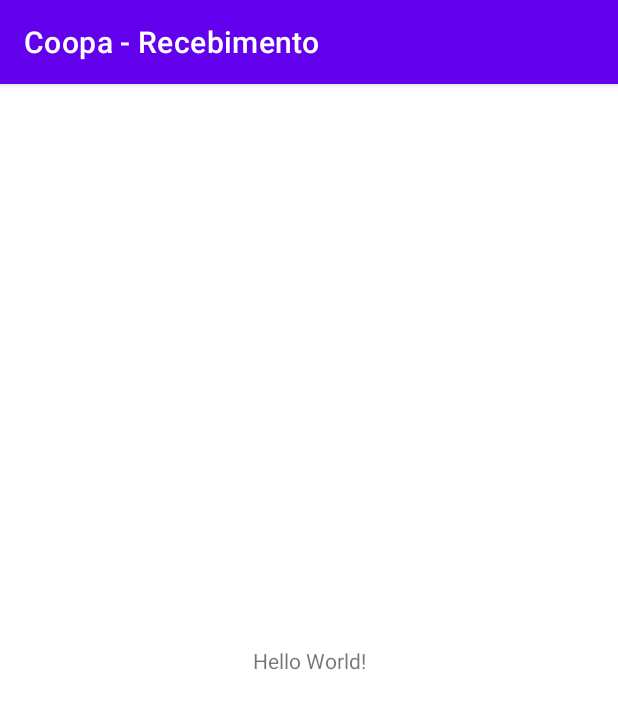
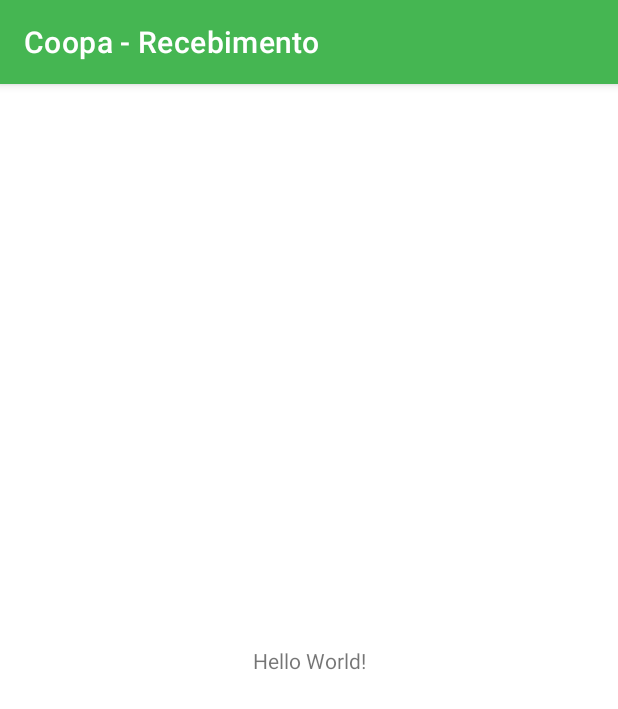
Before and after one commit to JheffersonWellys/App-Mobile-Coopa-Recebimento, an Android app: the screen it shows after launch (MainActivity), on a phone screen of 412 x 824 dp. Shown: the top 709 px of the screen. Run offline under Robolectric (Android 15) with nearby library versions, the phone set to English and light mode, and no system bars.

Commit message:
feat(themes): atualiza o tema com a nova paleta de cores
Atualiza o arquivo de temas do aplicativo para refletir a nova
paleta de cores, garantindo que a interface do usúario utilize as
novas cores definidas.

```diff
--- a/app/src/main/res/values/themes.xml
+++ b/app/src/main/res/values/themes.xml
@@ -1,16 +1,12 @@
 <resources xmlns:tools="http://schemas.android.com/tools">
     <!-- Base application theme. -->
     <style name="Theme.CoopaRecebimento" parent="Theme.MaterialComponents.DayNight.DarkActionBar">
-        <!-- Primary brand color. -->
-        <item name="colorPrimary">@color/purple_500</item>
-        <item name="colorPrimaryVariant">@color/purple_700</item>
-        <item name="colorOnPrimary">@color/white</item>
-        <!-- Secondary brand color. -->
-        <item name="colorSecondary">@color/teal_200</item>
-        <item name="colorSecondaryVariant">@color/teal_700</item>
-        <item name="colorOnSecondary">@color/black</item>
-        <!-- Status bar color. -->
+        <item name="colorPrimary">@color/verde_500</item>
+        <item name="colorPrimaryVariant">@color/verde_600</item>
+        <item name="colorOnPrimary">@color/branco_1000</item>
+        <item name="colorSecondary">@color/amarelo_500</item>
+        <item name="colorSecondaryVariant">@color/amarelo_700</item>
+        <item name="colorOnSecondary">@color/cinza_900</item>
         <item name="android:statusBarColor">?attr/colorPrimaryVariant</item>
-        <!-- Customize your theme here. -->
     </style>
 </resources>
```
